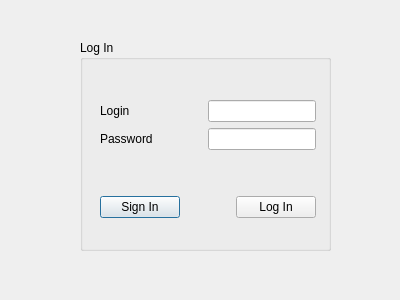
GetHandi/OOP1_task5, file ChatBot/loginwindow.ui: the form before one commit.
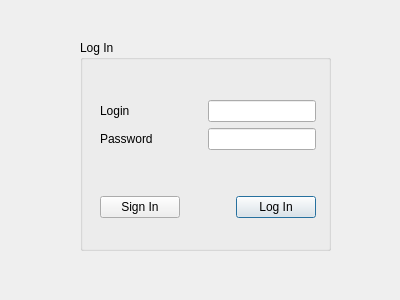
The form after the commit.

Diff of the .ui file:
```diff
--- a/ChatBot/loginwindow.ui
+++ b/ChatBot/loginwindow.ui
@@ -25,7 +25,7 @@
    <property name="title">
     <string>Log In</string>
    </property>
-   <widget class="QWidget" name="">
+   <widget class="QWidget" name="layoutWidget">
     <property name="geometry">
      <rect>
       <x>20</x>
@@ -129,6 +129,9 @@
          <property name="text">
           <string>Log In</string>
          </property>
+         <property name="default">
+          <bool>true</bool>
+         </property>
         </widget>
        </item>
       </layout>
```
